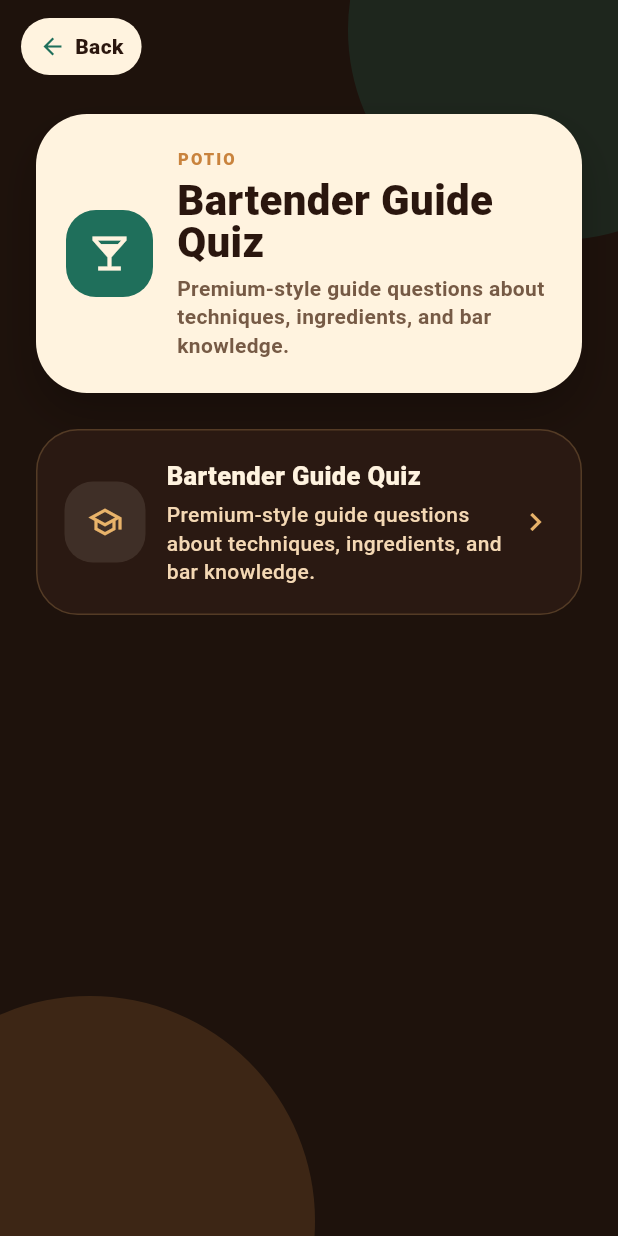
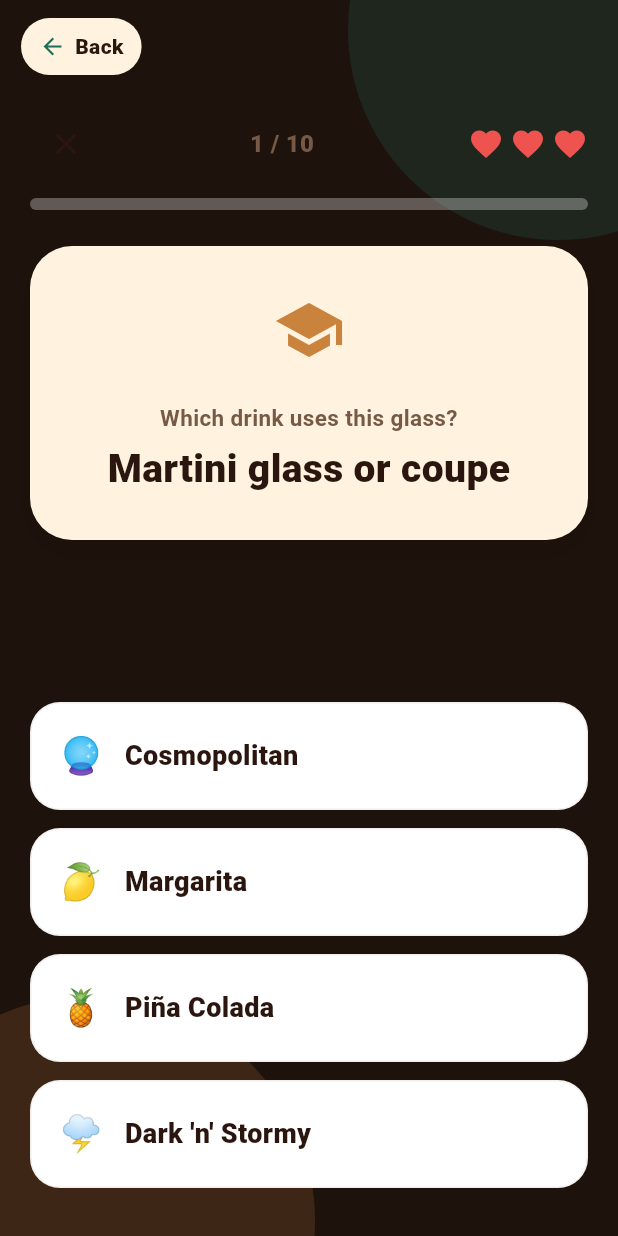
Before and after one commit to hovova/potio, a Flutter app: the PlayScreen screen opened directly, after a tap on "MODE 4", on a phone screen of 412 x 824 dp. Run offline on Flutter 3.47's test engine with Material 3 defaults, Android fonts, the phone set to English and light mode, and no system bars; our stand-ins replace audioplayers, google_mobile_ads, in_app_purchase, shared_preferences; accounts and stored records are empty.

Commit message:
Add Mixology Trivia game mode and fix cascade operator

```diff
--- a/lib/data/app_text.dart
+++ b/lib/data/app_text.dart
@@ -1322,5 +1322,25 @@ class AppText {
         'uk': 'Гру завершено!',
         'ru': 'Игра окончена!',
     },
+    'trivia_origin': {
+      'en': 'Which drink originates from here?',
+      'uk': 'Який напій походить звідси?',
+      'ru': 'Какой напиток родом отсюда?',
+    },
+    'trivia_glass': {
+      'en': 'Which drink uses this glass?',
+      'uk': 'Який напій подають у цьому келиху?',
+      'ru': 'Какой напиток подают в этом бокале?',
+    },
+    'trivia_category': {
+      'en': 'Which drink belongs to this category?',
+      'uk': 'Який напій належить до цієї категорії?',
+      'ru': 'Какой напиток относится к этой категории?',
+    },
+    'trivia_method': {
+      'en': 'Which drink is made using this method?',
+      'uk': 'Який напій готують цим методом?',
+      'ru': 'Какой напиток готовят этим методом?',
+    },
   };
 }
--- /dev/null
+++ b/lib/screens/mixology_trivia_screen.dart
@@ -0,0 +1,400 @@
+import 'dart:math';
+import 'package:flutter/material.dart';
+
+import '../data/app_text.dart';
+import '../data/drink_data.dart';
+import '../models/drink.dart';
+import '../models/player_progress.dart';
+import '../services/audio_service.dart';
+import '../services/language_service.dart';
+import '../services/progress_storage_service.dart';
+import '../services/purchase_service.dart';
+import '../widgets/potio_card.dart';
+
+class _TriviaQuestion {
+  final String titleKey;
+  final String promptValue;
+  final Drink correctDrink;
+  final List<Drink> options;
+
+  _TriviaQuestion(this.titleKey, this.promptValue, this.correctDrink, this.options);
+}
+
+class MixologyTriviaScreen extends StatefulWidget {
+  const MixologyTriviaScreen({super.key});
+
+  @override
+  State<MixologyTriviaScreen> createState() => _MixologyTriviaScreenState();
+}
+
+class _MixologyTriviaScreenState extends State<MixologyTriviaScreen> {
+  final ProgressStorageService _storage = ProgressStorageService();
+  PlayerProgress _progress = PlayerProgress.initial();
+
+  bool _loading = true;
+  bool _isFinished = false;
+
+  List<_TriviaQuestion> _questions = [];
+  int _currentIndex = 0;
+  int _score = 0;
+  int _lives = 3;
+
+  bool _isAnswered = false;
+  Drink? _selectedAnswer;
+
+  @override
+  void initState() {
+    super.initState();
+    _initGame();
+  }
+
+  Future<void> _initGame() async {
+    _progress = await _storage.loadProgress();
+
+    final isPremium = PotioPurchaseService.instance.isPremium.value || _progress.hasPremium;
+    final availableDrinks = isPremium ? allDrinks : basicDrinks;
+
+    final random = Random();
+
+    final shuffledDrinks = List<Drink>.from(availableDrinks)..shuffle(random);
+    final selectedDrinks = shuffledDrinks.take(10).toList();
+
+    _questions = selectedDrinks.map((correctDrink) {
+      final qTypes = ['origin', 'glass', 'category', 'method'];
+      qTypes.shuffle(random);
+      final qType = qTypes.first;
+
+      String titleKey;
+      String promptValue;
+      bool Function(Drink) isWrongValid;
+
+      if (qType == 'origin') {
+        titleKey = 'trivia_origin';
+        promptValue = correctDrink.origin;
+        isWrongValid = (d) => d.origin != correctDrink.origin;
+      } else if (qType == 'glass') {
+        titleKey = 'trivia_glass';
+        promptValue = correctDrink.glassType;
+        isWrongValid = (d) => d.glassType != correctDrink.glassType;
+      } else if (qType == 'category') {
+        titleKey = 'trivia_category';
+        promptValue = correctDrink.category;
+        isWrongValid = (d) => d.category != correctDrink.category;
+      } else {
+        titleKey = 'trivia_method';
+        promptValue = correctDrink.method;
+        isWrongValid = (d) => d.method != correctDrink.method;
+      }
+
+      final wrongOptionsPool = availableDrinks
+          .where((d) => d.id != correctDrink.id && isWrongValid(d))
+          .toList()..shuffle(random);
+
+      List<Drink> safeWrongOptions;
+      if (wrongOptionsPool.length >= 3) {
+        safeWrongOptions = wrongOptionsPool.take(3).toList();
+      } else {
+        final fallback = availableDrinks.where((d) => d.id != correctDrink.id).toList();
+        fallback.shuffle(random);
+        safeWrongOptions = fallback.take(3).toList();
+      }
+
+      final options = [correctDrink, ...safeWrongOptions];
+      options.shuffle(random);
+
+      return _TriviaQuestion(titleKey, promptValue, correctDrink, options);
+    }).toList();
+
+    if (mounted) {
+      setState(() {
+        _loading = false;
+      });
+    }
+  }
+
+  void _selectAnswer(Drink option) async {
+    if (_isAnswered) return;
+
+    setState(() {
+      _selectedAnswer = option;
+      _isAnswered = true;
+    });
+
+    final isCorrect = option.id == _questions[_currentIndex].correctDrink.id;
+    if (isCorrect) {
+      _score++;
+      PotioAudioService.instance.playCorrect();
+    } else {
+      _lives--;
+      PotioAudioService.instance.playWrong();
+    }
+
+    await Future.delayed(const Duration(milliseconds: 1500));
+
+    if (!mounted) return;
+
+    if (_lives <= 0) {
+      _finishGame();
+    } else if (_currentIndex < _questions.length - 1) {
+      setState(() {
+        _currentIndex++;
+        _isAnswered = false;
+        _selectedAnswer = null;
+      });
+    } else {
+      _finishGame();
+    }
+  }
+
+  Future<void> _finishGame() async {
+    final xpEarned = _score * 10;
+    final updatedProgress = _progress.addXp(xpEarned);
+    await _storage.saveProgress(updatedProgress);
+
+    setState(() {
+      _isFinished = true;
+    });
+  }
+
+  Color _getOptionColor(Drink option) {
+    if (!_isAnswered) return Colors.white;
+    final isCorrectOption = option.id == _questions[_currentIndex].correctDrink.id;
+    if (isCorrectOption) return potioEmerald.withValues(alpha: 0.9);
+    if (option.id == _selectedAnswer?.id) return Colors.red.shade400;
+    return Colors.white.withValues(alpha: 0.5);
+  }
+
+  Color _getTextColor(Drink option) {
+    if (!_isAnswered) return potioInk;
+    final isCorrectOption = option.id == _questions[_currentIndex].correctDrink.id;
+    if (isCorrectOption || option.id == _selectedAnswer?.id) return Colors.white;
+    return potioMutedInk;
+  }
+
+  @override
+  Widget build(BuildContext context) {
+    if (_loading) {
+      return const PotioScaffold(
+        child: Center(
+          child: CircularProgressIndicator(color: potioCopperLight),
+        ),
+      );
+    }
+
+    final languageCode = LanguageService.instance.languageCode.value;
+
+    if (_isFinished) {
+      return _buildResultsScreen(languageCode);
+    }
+
+    final currentQ = _questions[_currentIndex];
+
+    return PotioScaffold(
+      child: SafeArea(
+        child: Padding(
+          padding: const EdgeInsets.all(20),
+          child: Column(
+            crossAxisAlignment: CrossAxisAlignment.stretch,
+            children: [
+              Row(
+                mainAxisAlignment: MainAxisAlignment.spaceBetween,
+                children: [
+                  IconButton(
+                    icon: const Icon(Icons.close, color: potioInk),
+                    onPressed: () => Navigator.pop(context),
+                  ),
+                  Text(
+                    '${_currentIndex + 1} / ${_questions.length}',
+                    style: const TextStyle(
+                      color: potioMutedInk,
+                      fontSize: 16,
+                      fontWeight: FontWeight.w900,
+                    ),
+                  ),
+                  Row(
+                    children: List.generate(3, (index) {
+                      return Padding(
+                        padding: const EdgeInsets.only(left: 4),
+                        child: Icon(
+                          index < _lives ? Icons.favorite : Icons.favorite_border,
+                          color: index < _lives ? Colors.red.shade400 : potioMutedInk.withValues(alpha: 0.3),
+                          size: 24,
+                        ),
+                      );
+                    }),
+                  ),
+                ],
+              ),
+
+              const SizedBox(height: 12),
+              LinearProgressIndicator(
+                value: (_currentIndex) / _questions.length,
+                backgroundColor: Colors.white.withValues(alpha: 0.3),
+                color: potioEmerald,
+                minHeight: 8,
+                borderRadius: BorderRadius.circular(999),
+              ),
+
+              const SizedBox(height: 24),
+
+              Container(
+                padding: const EdgeInsets.all(32),
+                decoration: BoxDecoration(
+                  color: potioPaper,
+                  borderRadius: BorderRadius.circular(28),
+                  boxShadow: [
+                    BoxShadow(
+                      color: Colors.black.withValues(alpha: 0.1),
+                      blurRadius: 16,
+                      offset: const Offset(0, 8),
+                    )
+                  ]
+                ),
+                child: Column(
+                  children: [
+                    const Icon(Icons.school, color: potioCopper, size: 48),
+                    const SizedBox(height: 24),
+                    Text(
+                      AppText.get(languageCode, currentQ.titleKey),
+                      textAlign: TextAlign.center,
+                      style: const TextStyle(
+                        color: potioMutedInk,
+                        fontSize: 15,
+                        fontWeight: FontWeight.w700,
+                      ),
+                    ),
+                    const SizedBox(height: 8),
+                    Text(
+                      currentQ.promptValue,
+                      textAlign: TextAlign.center,
+                      style: const TextStyle(
+                        color: potioInk,
+                        fontSize: 26,
+                        fontWeight: FontWeight.w900,
+                        height: 1.2,
+                      ),
+                    ),
+                  ],
+                ),
+              ),
+
+              const Spacer(),
+
+              for (final option in currentQ.options)
+                Padding(
+                  padding: const EdgeInsets.only(bottom: 12),
+                  child: AnimatedContainer(
+                    duration: const Duration(milliseconds: 200),
+                    child: Material(
+                      color: _getOptionColor(option),
+                      borderRadius: BorderRadius.circular(20),
+                      child: InkWell(
+                        borderRadius: BorderRadius.circular(20),
+                        onTap: () => _selectAnswer(option),
+                        child: Container(
+                          padding: const EdgeInsets.all(18),
+                          decoration: BoxDecoration(
+                            borderRadius: BorderRadius.circular(20),
+                            border: Border.all(
+                              color: _isAnswered ? Colors.transparent : potioMutedInk.withValues(alpha: 0.1),
+                            ),
+                          ),
+                          child: Row(
+                            children: [
+                              Text(option.imageEmoji, style: const TextStyle(fontSize: 24)),
+                              const SizedBox(width: 14),
+                              Expanded(
+                                child: Text(
+                                  option.name,
+                                  style: TextStyle(
+                                    color: _getTextColor(option),
+                                    fontSize: 18,
+                                    fontWeight: FontWeight.w900,
+                                  ),
+                                ),
+                              ),
+                            ],
+                          ),
+                        ),
+                      ),
+                    ),
+                  ),
+                ),
+            ],
+          ),
+        ),
+      ),
+    );
+  }
+
+  Widget _buildResultsScreen(String languageCode) {
+    final isDead = _lives <= 0;
+
+    return PotioScaffold(
+      child: Center(
+        child: Padding(
+          padding: const EdgeInsets.all(24),
+          child: Column(
+            mainAxisSize: MainAxisSize.min,
+            children: [
+              Icon(
+                isDead ? Icons.heart_broken : Icons.emoji_events,
+                color: isDead ? Colors.red.shade400 : potioCopper,
+                size: 72
+              ),
+              const SizedBox(height: 20),
+              Text(
+                isDead ? AppText.get(languageCode, 'out_of_lives') : AppText.get(languageCode, 'quiz_complete'),
+                style: const TextStyle(
+                  color: potioInk,
+                  fontSize: 32,
+                  fontWeight: FontWeight.w900,
+                ),
+              ),
+              const SizedBox(height: 12),
+              Text(
+                '${AppText.get(languageCode, 'score')}: $_score / ${_questions.length}',
+                style: const TextStyle(
+                  color: potioMutedInk,
+                  fontSize: 20,
+                  fontWeight: FontWeight.w800,
+                ),
+              ),
+              const SizedBox(height: 8),
+              Container(
+                padding: const EdgeInsets.symmetric(horizontal: 16, vertical: 8),
+                decoration: BoxDecoration(
+                  color: potioEmerald.withValues(alpha: 0.1),
+                  borderRadius: BorderRadius.circular(999),
+                ),
+                child: Text(
+                  '+${_score * 10} ${AppText.get(languageCode, 'xp_earned')}',
+                  style: const TextStyle(
+                    color: potioEmerald,
+                    fontWeight: FontWeight.w900,
+                  ),
+                ),
+              ),
+              const SizedBox(height: 48),
+              SizedBox(
+                width: double.infinity,
+                child: FilledButton(
+                  style: FilledButton.styleFrom(
+                    backgroundColor: potioEmerald,
+                    foregroundColor: potioPaper,
+                    padding: const EdgeInsets.symmetric(vertical: 16),
+                  ),
+                  onPressed: () => Navigator.pop(context),
+                  child: Text(
+                    AppText.get(languageCode, 'back_to_menu'),
+                    style: const TextStyle(fontWeight: FontWeight.w900, fontSize: 16),
+                  ),
+                ),
+              ),
+            ],
+          ),
+        ),
+      ),
+    );
+  }
+}
--- a/lib/screens/play_screen.dart
+++ b/lib/screens/play_screen.dart
@@ -8,6 +8,7 @@ import 'daily_match_challenge_screen.dart';
 import 'mythology_quiz_screen.dart';
 import 'recipe_guess_screen.dart';
 import 'picture_match_screen.dart';
+import 'mixology_trivia_screen.dart';
 
 class PlayScreen extends StatelessWidget {
   const PlayScreen({super.key});
@@ -107,7 +108,7 @@ class PlayScreen extends StatelessWidget {
                   ),
                   onTap: () => _openScreen(
                     context,
-                    const MythologyQuizScreen(),
+                    const MixologyTriviaScreen(),
                   ),
                 ),
                 const SizedBox(height: 12),
```
